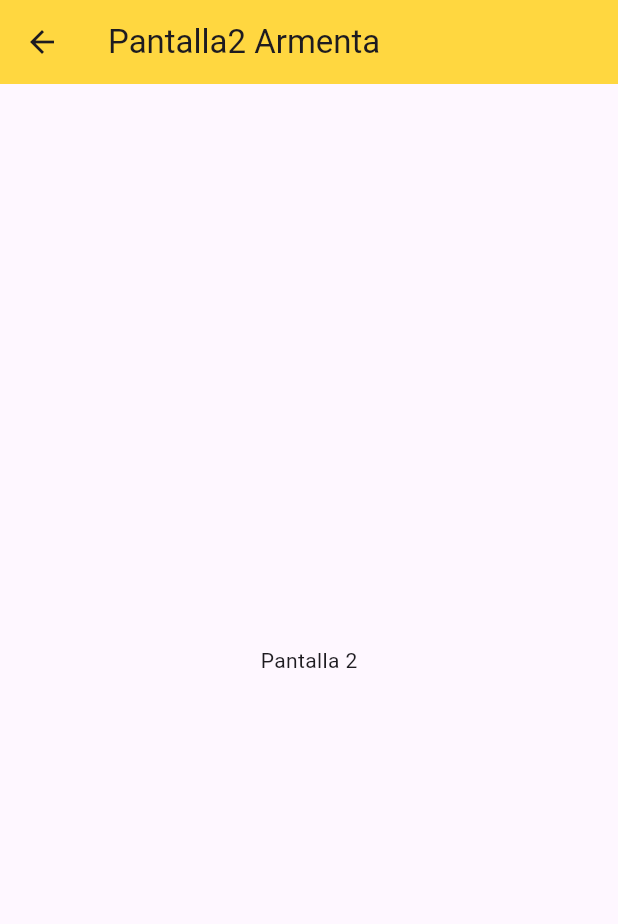
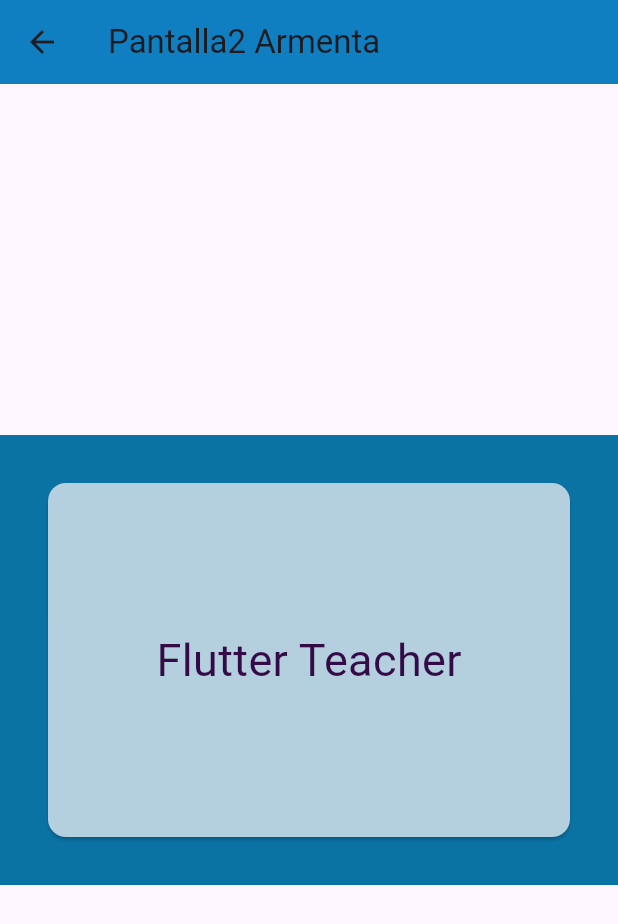
Before and after one commit to pvacarrasco/UII-Act2-0431, a Flutter app: the Pantalla2_0431 screen opened by its route, on a phone screen of 412 x 824 dp. Shown: the top 924 px of the screen. Run offline on Flutter 3.47's test engine with Material 3 defaults, Android fonts, the phone set to English and light mode, and no system bars.

```diff
--- a/lib/pantalla2_0431.dart
+++ b/lib/pantalla2_0431.dart
@@ -8,11 +8,26 @@ class Pantalla2_0431 extends StatelessWidget {
     return Scaffold(
       appBar: AppBar(
         title: Text('Pantalla2 Armenta'),
-        backgroundColor: Colors.amberAccent,
+        backgroundColor: Color(0xff107fc1),
       ),
       body: Center(
-        child: Text(
-          'Pantalla 2',
+        child: Container(
+          color: Color(0xff0b73a4),
+          width: double.infinity,
+          height: 300,
+          child: Card(
+            color: Color(0xffb4d0de),
+            margin: EdgeInsets.all(32),
+            child: Padding(
+              padding: EdgeInsets.all(16),
+              child: Center(
+                child: Text(
+                  'Flutter Teacher',
+                  style: TextStyle(fontSize: 30, color: Color(0xff340b47)),
+                ),
+              ),
+            ),
+          ),
         ),
       ),
     );
--- a/lib/pantallaini_0431.dart
+++ b/lib/pantallaini_0431.dart
@@ -18,7 +18,7 @@ class PantallaIni extends StatelessWidget {
               onPressed: () {
                 Navigator.pushNamed(context, "/Pantalla1_0431");
               },
-              child: const Text("Mover a pantalla1"),
+              child: const Text("Ejemplo Card"),
             ),
             ElevatedButton(
               onPressed: () {
```
Also changed, not shown: lib/pantalla1_0431.dart (+12 -9 lines).
